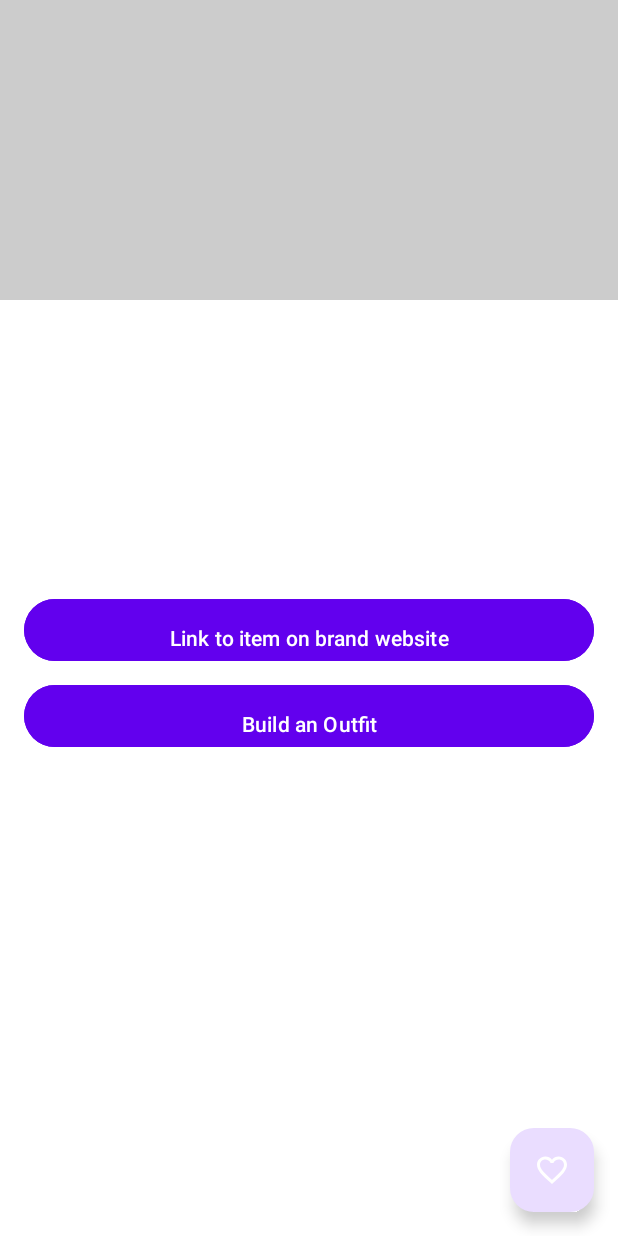
After one commit to StephenHughesUni/WardrobeBuddy, an Android app: the ItemDetailActivity screen opened directly, with no data from a screen before it, on a phone screen of 412 x 824 dp. The commit adds this screen. Run offline under Robolectric (Android 15) with nearby library versions, the phone set to English and light mode, and no system bars.

Commit message:
More info + Visit site

```diff
--- a/app/src/main/AndroidManifest.xml
+++ b/app/src/main/AndroidManifest.xml
@@ -63,6 +63,13 @@
                 android:name="android.app.lib_name"
                 android:value="" />
         </activity>
+        <activity
+            android:name=".ItemDetailActivity"
+            android:theme="@style/Theme.Material3.Light.NoActionBar"
+            android:exported="false" />
+
+
+
 
     </application>
 
--- /dev/null
+++ b/app/src/main/java/com/example/wardrobebuddy/com/firebaseauth/ItemDetailActivity.java
@@ -0,0 +1,28 @@
+package com.example.wardrobebuddy.com.firebaseauth;
+
+import android.os.Bundle;
+import android.widget.TextView;
+import androidx.appcompat.app.AppCompatActivity;
+
+public class ItemDetailActivity extends AppCompatActivity {
+
+    @Override
+    protected void onCreate(Bundle savedInstanceState) {
+        super.onCreate(savedInstanceState);
+        setContentView(R.layout.activity_item_detail);
+
+        // Extract the details passed through the Intent
+        String brand = getIntent().getStringExtra("brand");
+        String size = getIntent().getStringExtra("size");
+        String price = getIntent().getStringExtra("price");
+        String articleNumber = getIntent().getStringExtra("articleNumber");
+        String dateTimeScanned = getIntent().getStringExtra("dateTimeScanned");
+
+        // Assume you have TextViews for each detail in your layout
+        ((TextView) findViewById(R.id.detail_brand)).setText(brand);
+        ((TextView) findViewById(R.id.detail_size)).setText(size);
+        ((TextView) findViewById(R.id.detail_price)).setText(price);
+        ((TextView) findViewById(R.id.detail_articleNumber)).setText(articleNumber);
+        ((TextView) findViewById(R.id.detail_dateTimeScanned)).setText(dateTimeScanned);
+    }
+}
--- a/app/src/main/java/com/example/wardrobebuddy/com/firebaseauth/ScannedItemsAdapter.java
+++ b/app/src/main/java/com/example/wardrobebuddy/com/firebaseauth/ScannedItemsAdapter.java
@@ -49,19 +49,27 @@ public class ScannedItemsAdapter extends RecyclerView.Adapter<ScannedItemsAdapte
 
         // Click listener for the view that shows item details and offers an option to view online
         holder.itemView.setOnClickListener(view -> {
-            // AlertDialog to show details
             AlertDialog.Builder builder = new AlertDialog.Builder(context);
             builder.setTitle("Item Details")
                     .setMessage("Brand: " + item.getBrand() + "\nSize: " + item.getSize() + "\nPrice: " + item.getPrice() + "\nArticle Number: " + item.getArticleNumber())
                     .setPositiveButton("OK", null)
                     .setNegativeButton("View Online", (dialog, which) -> {
-                        // Use UrlBuilder to get the URL for viewing online
                         String url = UrlBuilder.getUrl(item.getBrand(), item.getArticleNumber());
                         Intent browserIntent = new Intent(Intent.ACTION_VIEW, Uri.parse(url));
                         context.startActivity(browserIntent);
                     })
+                    .setNeutralButton("More Info", (dialog, which) -> {
+                        Intent detailIntent = new Intent(context, ItemDetailActivity.class);
+                        detailIntent.putExtra("brand", item.getBrand());
+                        detailIntent.putExtra("size", item.getSize());
+                        detailIntent.putExtra("price", item.getPrice());
+                        detailIntent.putExtra("articleNumber", item.getArticleNumber());
+                        detailIntent.putExtra("dateTimeScanned", item.getDateTimeScanned());
+                        context.startActivity(detailIntent);
+                    })
                     .show();
         });
+
 
         // Set up click listener for delete icon
         holder.deleteIcon.setOnClickListener(view -> {
--- /dev/null
+++ b/app/src/main/res/layout/activity_item_detail.xml
@@ -0,0 +1,114 @@
+<?xml version="1.0" encoding="utf-8"?>
+<androidx.coordinatorlayout.widget.CoordinatorLayout xmlns:android="http://schemas.android.com/apk/res/android"
+    xmlns:app="http://schemas.android.com/apk/res-auto"
+    android:layout_width="match_parent"
+    android:layout_height="match_parent"
+    android:background="@android:color/white">
+
+    <com.google.android.material.appbar.AppBarLayout
+        android:id="@+id/appbar"
+        android:layout_width="match_parent"
+        android:layout_height="wrap_content"
+        android:theme="@style/ThemeOverlay.AppCompat.Dark.ActionBar">
+
+        <androidx.appcompat.widget.Toolbar
+            android:id="@+id/toolbar"
+            android:layout_width="match_parent"
+            android:layout_height="?attr/actionBarSize"
+            android:background="?attr/colorPrimary"
+            app:popupTheme="@style/ThemeOverlay.AppCompat.Light" />
+    </com.google.android.material.appbar.AppBarLayout>
+
+    <ImageView
+        android:id="@+id/image_placeholder"
+        android:layout_width="match_parent"
+        android:layout_height="200dp"
+        android:src="@color/gray"
+        app:layout_anchor="@id/appbar"
+        app:layout_anchorGravity="bottom" />
+
+    <!-- Details Section -->
+    <LinearLayout
+        android:layout_width="match_parent"
+        android:layout_height="wrap_content"
+        android:orientation="vertical"
+        android:padding="16dp"
+        android:layout_marginTop="200dp"
+        app:layout_anchor="@id/appbar">
+
+        <!-- These IDs should match the IDs used in the ItemDetailActivity -->
+        <TextView
+            android:id="@+id/detail_brand"
+            android:layout_width="wrap_content"
+            android:layout_height="wrap_content"
+            android:text="Brand placeholder"
+            android:textAppearance="?android:attr/textAppearanceMedium"
+            android:paddingTop="8dp" />
+
+        <TextView
+            android:id="@+id/detail_articleNumber"
+            android:layout_width="wrap_content"
+            android:layout_height="wrap_content"
+            android:text="Article number placeholder"
+            android:textAppearance="?android:attr/textAppearanceMedium"
+            android:paddingTop="8dp" />
+
+        <TextView
+            android:id="@+id/detail_price"
+            android:layout_width="wrap_content"
+            android:layout_height="wrap_content"
+            android:text="Price placeholder"
+            android:textAppearance="?android:attr/textAppearanceMedium"
+            android:paddingTop="8dp" />
+
+        <TextView
+            android:id="@+id/detail_size"
+            android:layout_width="wrap_content"
+            android:layout_height="wrap_content"
+            android:text="Size placeholder"
+            android:textAppearance="?android:attr/textAppearanceMedium"
+            android:paddingTop="8dp" />
+
+        <TextView
+            android:id="@+id/detail_dateTimeScanned"
+            android:layout_width="wrap_content"
+            android:layout_height="wrap_content"
+            android:text="Date time scanned placeholder"
+            android:textAppearance="?android:attr/textAppearanceMedium"
+            android:paddingTop="8dp" />
+
+        <Button
+            android:id="@+id/button_link"
+            android:layout_width="match_parent"
+            android:layout_height="wrap_content"
+            android:text="Link to item on brand website"
+            android:backgroundTint="@color/purple_500"
+            android:textColor="@android:color/white"
+            android:paddingTop="16dp"
+            android:layout_marginTop="16dp" />
+
+        <Button
+            android:id="@+id/button_build_outfit"
+            android:layout_width="match_parent"
+            android:layout_height="wrap_content"
+            android:text="Build an Outfit"
+            android:backgroundTint="@color/purple_500"
+            android:textColor="@android:color/white"
+            android:paddingTop="16dp"
+            android:layout_marginTop="8dp" />
+
+    </LinearLayout>
+
+    <com.google.android.material.floatingactionbutton.FloatingActionButton
+        android:id="@+id/fab_favorite"
+        android:layout_width="wrap_content"
+        android:layout_height="wrap_content"
+        android:layout_margin="16dp"
+        android:clickable="true"
+        android:focusable="true"
+        app:fabSize="normal"
+        app:srcCompat="@drawable/baseline_favorite_border_24"
+        app:tint="@android:color/white"
+        android:layout_gravity="end|bottom" />
+
+</androidx.coordinatorlayout.widget.CoordinatorLayout>
--- a/app/src/main/res/values/colors.xml
+++ b/app/src/main/res/values/colors.xml
@@ -7,4 +7,5 @@
     <color name="teal_700">#FF018786</color>
     <color name="black">#FF000000</color>
     <color name="white">#FFFFFFFF</color>
+    <color name="gray">#CCCCCC</color>
 </resources>
```
